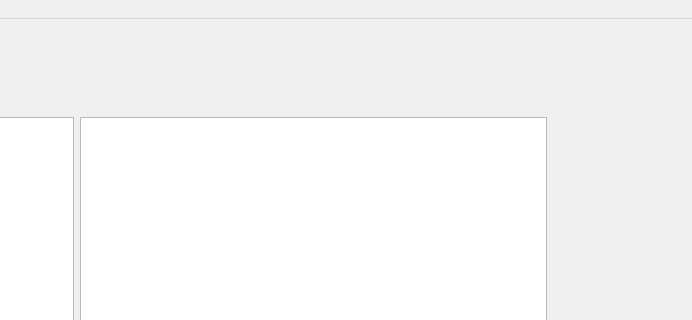
Qt form betsabe/open_tif_2.ui (BetSpaguetty/Projeto-Taludes) before a commit; both pictures show x 474 to 1166 and y 0 to 320 of the 1166 by 657 pixel window.
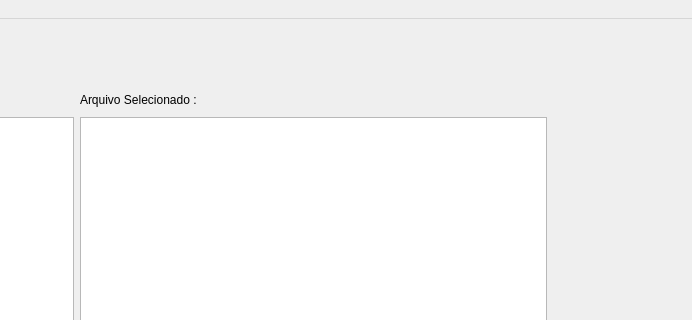
The same form after that commit.

Commit message: funcionalidade que exibe o nome do caminho do arquivo

```diff
--- a/betsabe/open_tif_2.ui
+++ b/betsabe/open_tif_2.ui
@@ -140,6 +140,13 @@
      <item row="1" column="0">
       <widget class="QGraphicsView" name="frame_exibicao_elevacao"/>
      </item>
+     <item row="0" column="1">
+      <widget class="QLabel" name="label_nomeArquivo">
+       <property name="text">
+        <string>Arquivo Selecionado :</string>
+       </property>
+      </widget>
+     </item>
     </layout>
    </widget>
    <widget class="QListWidget" name="lista_regioes">
```
The commit also changes 1 other file.
